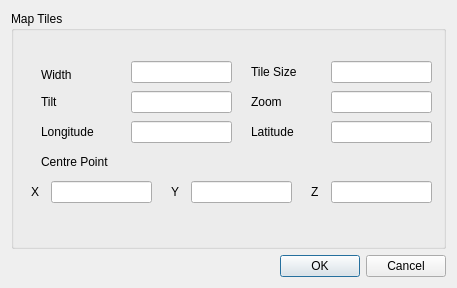
Old version of the form forms/repo_maptilesdialog.ui in the repository 3drepo/3drepogui.
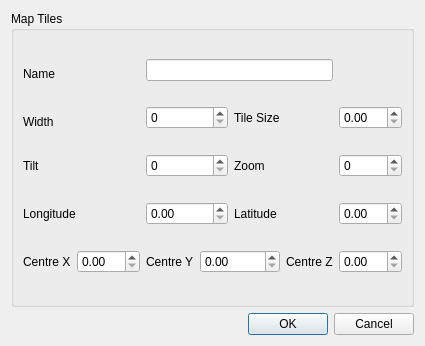
New version of the form.

Commit message: ISSUE #40 #38 map tiles working again

```diff
--- a/forms/repo_maptilesdialog.ui
+++ b/forms/repo_maptilesdialog.ui
@@ -6,8 +6,8 @@
    <rect>
     <x>0</x>
     <y>0</y>
-    <width>457</width>
-    <height>288</height>
+    <width>425</width>
+    <height>346</height>
    </rect>
   </property>
   <property name="windowTitle">
@@ -19,15 +19,9 @@
      <property name="title">
       <string>Map Tiles</string>
      </property>
+     <layout class="QGridLayout" name="gridLayout">
+      <item row="1" column="0" colspan="3">
      <widget class="QLabel" name="widthLabel">
-      <property name="geometry">
-       <rect>
-        <x>30</x>
-        <y>50</y>
-        <width>41</width>
-        <height>21</height>
-       </rect>
-      </property>
       <property name="text">
        <string>Width</string>
       </property>
@@ -35,213 +29,104 @@
        <set>Qt::AlignBottom|Qt::AlignLeading|Qt::AlignLeft</set>
       </property>
      </widget>
+      </item>
+      <item row="0" column="0" colspan="3">
+       <widget class="QLabel" name="nameLabel">
+        <property name="text">
+         <string>Name</string>
+        </property>
+        <property name="alignment">
+         <set>Qt::AlignBottom|Qt::AlignLeading|Qt::AlignLeft</set>
+        </property>
+       </widget>
+      </item>
+      <item row="2" column="3" colspan="2">
+       <widget class="QSpinBox" name="tiltSpinBox"/>
+      </item>
+      <item row="1" column="7" colspan="2">
+       <widget class="QDoubleSpinBox" name="tileSpinBox"/>
+      </item>
+      <item row="2" column="0">
      <widget class="QLabel" name="tiltLabel">
-      <property name="geometry">
-       <rect>
-        <x>30</x>
-        <y>80</y>
-        <width>41</width>
-        <height>21</height>
-       </rect>
-      </property>
       <property name="text">
        <string>Tilt</string>
       </property>
      </widget>
+      </item>
+      <item row="1" column="5">
      <widget class="QLabel" name="tileSizeLabel">
-      <property name="geometry">
-       <rect>
-        <x>240</x>
-        <y>50</y>
-        <width>51</width>
-        <height>21</height>
-       </rect>
-      </property>
       <property name="text">
        <string>Tile Size</string>
       </property>
      </widget>
+      </item>
+      <item row="3" column="5">
+       <widget class="QLabel" name="latLabel">
+        <property name="text">
+         <string>Latitude</string>
+        </property>
+       </widget>
+      </item>
+      <item row="2" column="5">
      <widget class="QLabel" name="zoomLabel">
-      <property name="geometry">
-       <rect>
-        <x>240</x>
-        <y>80</y>
-        <width>51</width>
-        <height>21</height>
-       </rect>
-      </property>
       <property name="text">
        <string>Zoom</string>
       </property>
      </widget>
+      </item>
+      <item row="0" column="3" colspan="4">
+       <widget class="QLineEdit" name="nameLineEdit"/>
+      </item>
+      <item row="3" column="7" colspan="2">
+       <widget class="QDoubleSpinBox" name="latSpinBox"/>
+      </item>
+      <item row="3" column="3" colspan="2">
+       <widget class="QDoubleSpinBox" name="longSpinBox"/>
+      </item>
+      <item row="2" column="7" colspan="2">
+       <widget class="QSpinBox" name="zoomSpinBox"/>
+      </item>
+      <item row="3" column="0" colspan="3">
      <widget class="QLabel" name="longLabel">
-      <property name="geometry">
-       <rect>
-        <x>30</x>
-        <y>110</y>
-        <width>61</width>
-        <height>21</height>
-       </rect>
-      </property>
       <property name="text">
        <string>Longitude</string>
       </property>
      </widget>
-     <widget class="QLabel" name="latLabel">
-      <property name="geometry">
-       <rect>
-        <x>240</x>
-        <y>110</y>
-        <width>61</width>
-        <height>21</height>
-       </rect>
-      </property>
-      <property name="text">
-       <string>Latitude</string>
-      </property>
-     </widget>
-     <widget class="QLabel" name="coordLabel">
-      <property name="geometry">
-       <rect>
-        <x>30</x>
-        <y>140</y>
-        <width>81</width>
-        <height>21</height>
-       </rect>
-      </property>
-      <property name="text">
-       <string>Centre Point</string>
-      </property>
-     </widget>
-     <widget class="QLabel" name="coordLabel_2">
-      <property name="geometry">
-       <rect>
-        <x>20</x>
-        <y>170</y>
-        <width>21</width>
-        <height>21</height>
-       </rect>
-      </property>
-      <property name="text">
-       <string>X</string>
-      </property>
-     </widget>
+      </item>
+      <item row="5" column="1" colspan="2">
+       <widget class="QDoubleSpinBox" name="xSpinBox"/>
+      </item>
+      <item row="5" column="3">
      <widget class="QLabel" name="coordLabel_3">
-      <property name="geometry">
-       <rect>
-        <x>160</x>
-        <y>170</y>
-        <width>21</width>
-        <height>21</height>
-       </rect>
-      </property>
       <property name="text">
-       <string>Y</string>
-      </property>
-     </widget>
+         <string>Centre Y</string>
+        </property>
+       </widget>
+      </item>
+      <item row="5" column="6">
      <widget class="QLabel" name="coordLabel_4">
-      <property name="geometry">
-       <rect>
-        <x>300</x>
-        <y>170</y>
-        <width>21</width>
-        <height>21</height>
-       </rect>
-      </property>
       <property name="text">
-       <string>Z</string>
-      </property>
-     </widget>
-     <widget class="QLineEdit" name="tileSizeLineEdit">
-      <property name="geometry">
-       <rect>
-        <x>320</x>
-        <y>50</y>
-        <width>101</width>
-        <height>22</height>
-       </rect>
-      </property>
-     </widget>
-     <widget class="QLineEdit" name="zoomLineEdit">
-      <property name="geometry">
-       <rect>
-        <x>320</x>
-        <y>80</y>
-        <width>101</width>
-        <height>22</height>
-       </rect>
-      </property>
-     </widget>
-     <widget class="QLineEdit" name="widthLineEdit">
-      <property name="geometry">
-       <rect>
-        <x>120</x>
-        <y>50</y>
-        <width>101</width>
-        <height>22</height>
-       </rect>
-      </property>
-     </widget>
-     <widget class="QLineEdit" name="tiltLineEdit">
-      <property name="geometry">
-       <rect>
-        <x>120</x>
-        <y>80</y>
-        <width>101</width>
-        <height>22</height>
-       </rect>
-      </property>
-     </widget>
-     <widget class="QLineEdit" name="longLineEdit">
-      <property name="geometry">
-       <rect>
-        <x>120</x>
-        <y>110</y>
-        <width>101</width>
-        <height>22</height>
-       </rect>
-      </property>
-     </widget>
-     <widget class="QLineEdit" name="latLineEdit">
-      <property name="geometry">
-       <rect>
-        <x>320</x>
-        <y>110</y>
-        <width>101</width>
-        <height>22</height>
-       </rect>
-      </property>
-     </widget>
-     <widget class="QLineEdit" name="cpXLineEdit">
-      <property name="geometry">
-       <rect>
-        <x>40</x>
-        <y>170</y>
-        <width>101</width>
-        <height>22</height>
-       </rect>
-      </property>
-     </widget>
-     <widget class="QLineEdit" name="cpYLineEdit">
-      <property name="geometry">
-       <rect>
-        <x>180</x>
-        <y>170</y>
-        <width>101</width>
-        <height>22</height>
-       </rect>
-      </property>
-     </widget>
-     <widget class="QLineEdit" name="cpZLineEdit">
-      <property name="geometry">
-       <rect>
-        <x>320</x>
-        <y>170</y>
-        <width>101</width>
-        <height>22</height>
-       </rect>
-      </property>
-     </widget>
+         <string>Centre Z</string>
+        </property>
+       </widget>
+      </item>
+      <item row="5" column="7" colspan="2">
+       <widget class="QDoubleSpinBox" name="zSpinBox"/>
+      </item>
+      <item row="5" column="0">
+       <widget class="QLabel" name="coordLabel_2">
+        <property name="text">
+         <string>Centre X</string>
+        </property>
+       </widget>
+      </item>
+      <item row="5" column="4" colspan="2">
+       <widget class="QDoubleSpinBox" name="ySpinBox"/>
+      </item>
+      <item row="1" column="3" colspan="2">
+       <widget class="QSpinBox" name="widthSpinBox"/>
+      </item>
+     </layout>
     </widget>
    </item>
    <item>
```
Left out of the diff: 16 changed lines with no effect on the pictures. Lines whose indentation alone changed are shown as unchanged. The commit also changes 3 other files.
